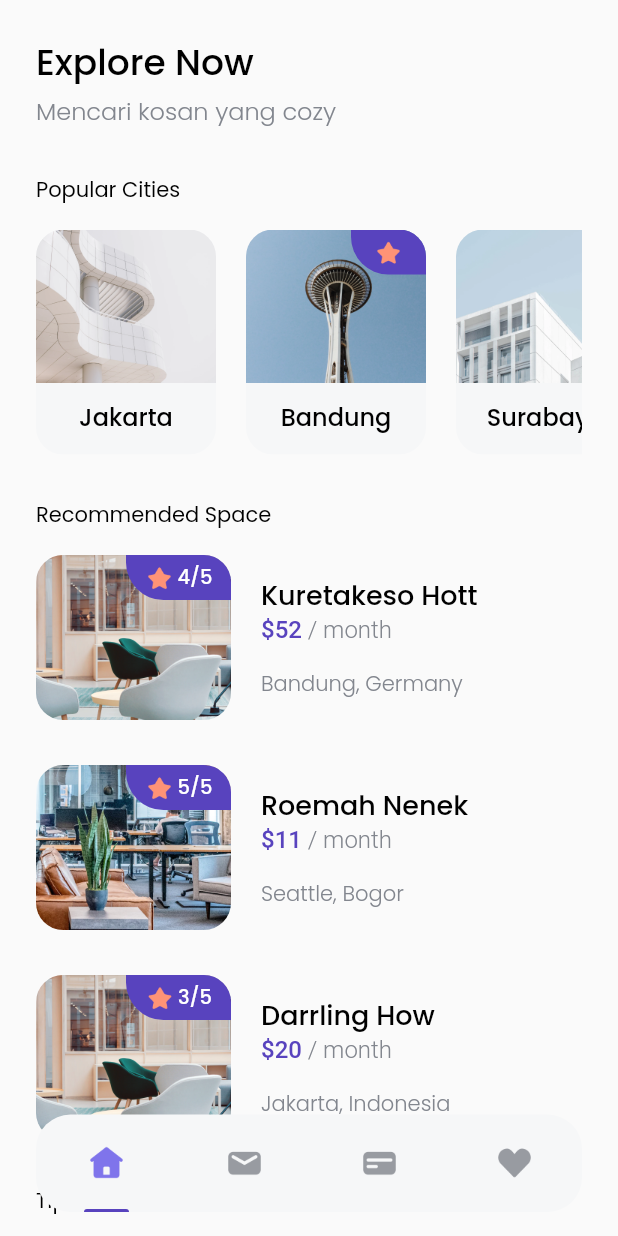
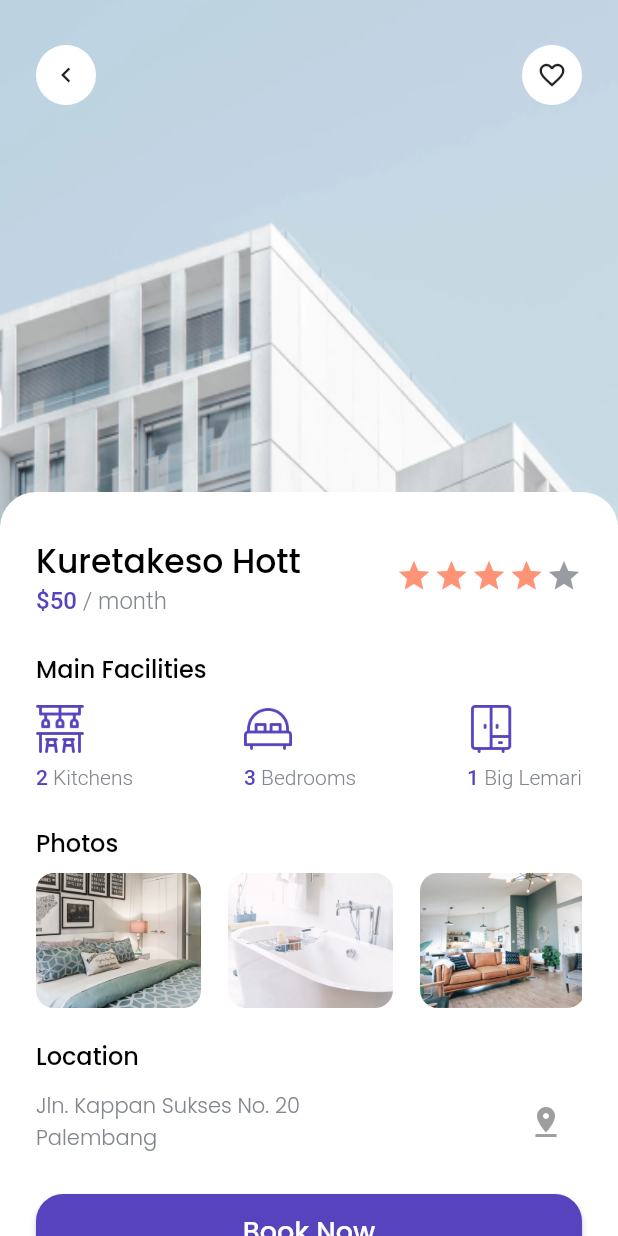
Before and after one commit to ilhamabdulm/flutter-bwa-cozy, a Flutter app: the HomePage screen opened directly, after a tap on "4/5", on a phone screen of 412 x 824 dp. Run offline on Flutter 3.47's test engine with Material 2 defaults, Android fonts, the phone set to English and light mode, and no system bars; our stand-ins replace google_fonts.

Commit message:
update: detail page

```diff
--- a/lib/data/dummy.dart
+++ b/lib/data/dummy.dart
@@ -15,19 +15,19 @@ List listOfSpace = [
       name: 'Kuretakeso Hott',
       price: 52,
       location: 'Bandung, Germany',
-      rating: '4/5'),
+      rating: 4),
   Space(
       image: 'assets/images/cozy-space-2.png',
       name: 'Roemah Nenek',
       price: 11,
       location: 'Seattle, Bogor',
-      rating: '5/5'),
+      rating: 5),
   Space(
       image: 'assets/images/cozy-space-1.png',
       name: 'Darrling How',
       price: 20,
       location: 'Jakarta, Indonesia',
-      rating: '3/5')
+      rating: 4)
 ];
 
 List listOfTip = [
--- a/lib/models/space.dart
+++ b/lib/models/space.dart
@@ -4,7 +4,7 @@ class Space {
   String image;
   int price;
   String location;
-  String rating;
+  int rating;
 
   Space(
       {this.id = 0,
@@ -12,5 +12,5 @@ class Space {
       this.image = '',
       this.location = '',
       this.price = 0,
-      this.rating = ''});
+      this.rating = 0});
 }
--- /dev/null
+++ b/lib/pages/detail.dart
@@ -0,0 +1,283 @@
+import 'dart:developer';
+
+import 'package:cozy_app/themes/colors.dart';
+import 'package:cozy_app/themes/typhography.dart';
+import 'package:cozy_app/widgets/facility_item.dart';
+import 'package:flutter/material.dart';
+import 'package:url_launcher/url_launcher.dart';
+
+class DetailPage extends StatelessWidget {
+  final List listofImage = [
+    'assets/images/cozy-detail-photo-1.png',
+    'assets/images/cozy-detail-photo-2.png',
+    'assets/images/cozy-detail-photo-3.png',
+    'assets/images/cozy-detail-photo-1.png',
+    'assets/images/cozy-detail-photo-3.png',
+    'assets/images/cozy-detail-photo-2.png',
+  ];
+
+  Future<void> _makePhoneCall(String phoneNumber) async {
+    final Uri launchUri = Uri(
+      scheme: 'tel',
+      path: phoneNumber,
+    );
+    await launchUrl(launchUri);
+  }
+
+  @override
+  Widget build(BuildContext context) {
+    return Scaffold(
+      backgroundColor: primaryWhite,
+      body: SafeArea(
+          bottom: false,
+          child: Stack(
+            children: [
+              Image.asset(
+                'assets/images/cozy-detail-space.png',
+                width: MediaQuery.of(context).size.width,
+                height: 350,
+                fit: BoxFit.cover,
+              ),
+              Padding(
+                padding:
+                    const EdgeInsets.symmetric(horizontal: 24, vertical: 30),
+                child: Row(
+                  mainAxisAlignment: MainAxisAlignment.spaceBetween,
+                  children: [
+                    Material(
+                      color: Colors.transparent,
+                      child: InkWell(
+                        onTap: () {
+                          log('message');
+                          Navigator.pop(context);
+                        },
+                        child: Container(
+                          width: 40,
+                          height: 40,
+                          decoration: BoxDecoration(
+                              color: primaryWhite, shape: BoxShape.circle),
+                          child: const Icon(
+                            Icons.chevron_left_outlined,
+                            size: 20,
+                          ),
+                        ),
+                      ),
+                    ),
+                    InkWell(
+                      onTap: (() {
+                        log('message');
+                      }),
+                      child: Container(
+                        width: 40,
+                        height: 40,
+                        decoration: BoxDecoration(
+                            color: primaryWhite, shape: BoxShape.circle),
+                        child: const Icon(
+                          Icons.favorite_border_outlined,
+                          size: 20,
+                        ),
+                      ),
+                    )
+                  ],
+                ),
+              ),
+              Container(
+                  margin: EdgeInsets.only(top: 328),
+                  width: MediaQuery.of(context).size.width,
+                  decoration: BoxDecoration(
+                      color: primaryWhite,
+                      borderRadius:
+                          BorderRadius.vertical(top: Radius.circular(24))),
+                  child: ListView(
+                    children: [
+                      Padding(
+                        padding: const EdgeInsets.symmetric(
+                            horizontal: 24, vertical: 30),
+                        child: Column(children: [
+                          Row(
+                            mainAxisAlignment: MainAxisAlignment.spaceBetween,
+                            children: [
+                              Column(
+                                crossAxisAlignment: CrossAxisAlignment.start,
+                                children: [
+                                  Text(
+                                    'Kuretakeso Hott',
+                                    style:
+                                        blackTextStyle.copyWith(fontSize: 22),
+                                  ),
+                                  Text.rich(TextSpan(
+                                      text: '\$50',
+                                      style: purpleTextStyle.copyWith(
+                                          fontSize: 16),
+                                      children: [
+                                        TextSpan(
+                                          text: ' / month',
+                                          style: greyTextStyle.copyWith(
+                                              fontSize: 16),
+                                        )
+                                      ])),
+                                ],
+                              ),
+                              Row(
+                                children: List.generate(
+                                    5,
+                                    (index) => Row(
+                                          children: [
+                                            Icon(
+                                              Icons.star,
+                                              color: index < 4
+                                                  ? Color(0xffFF9376)
+                                                  : Color(0xff989BA1),
+                                            ),
+                                            index < 4
+                                                ? const SizedBox(
+                                                    width: 1,
+                                                  )
+                                                : Container()
+                                          ],
+                                        )),
+                              )
+                            ],
+                          ),
+                          const SizedBox(
+                            height: 24,
+                          ),
+                          Column(
+                            crossAxisAlignment: CrossAxisAlignment.start,
+                            children: [
+                              Text(
+                                'Main Facilities',
+                                style: blackTextStyle.copyWith(fontSize: 16),
+                              ),
+                              const SizedBox(
+                                height: 12,
+                              ),
+                              Row(
+                                mainAxisAlignment:
+                                    MainAxisAlignment.spaceBetween,
+                                children: [
+                                  FacilityItem(
+                                      count: 2,
+                                      label: 'Kitchens',
+                                      image: 'assets/icons/icon-kitchen.png'),
+                                  FacilityItem(
+                                      count: 3,
+                                      label: 'Bedrooms',
+                                      image: 'assets/icons/icon-bedroom.png'),
+                                  FacilityItem(
+                                      count: 1,
+                                      label: 'Big Lemari',
+                                      image: 'assets/icons/icon-cupboard.png')
+                                ],
+                              )
+                            ],
+                          ),
+                          const SizedBox(
+                            height: 24,
+                          ),
+                          Column(
+                            crossAxisAlignment: CrossAxisAlignment.start,
+                            children: [
+                              Text(
+                                'Photos',
+                                style: blackTextStyle.copyWith(fontSize: 16),
+                              ),
+                              const SizedBox(
+                                height: 8,
+                              ),
+                              Container(
+                                height: 90,
+                                child: ListView.separated(
+                                  separatorBuilder: (context, index) =>
+                                      const SizedBox(
+                                    width: 18,
+                                  ),
+                                  itemCount: listofImage.length,
+                                  itemBuilder: (context, index) {
+                                    return ClipRRect(
+                                      borderRadius:
+                                          BorderRadius.all(Radius.circular(12)),
+                                      child: Image.asset(
+                                        listofImage[index],
+                                        width: 110,
+                                        height: 88,
+                                        fit: BoxFit.cover,
+                                      ),
+                                    );
+                                  },
+                                  scrollDirection: Axis.horizontal,
+                                ),
+                              )
+                            ],
+                          ),
+                          const SizedBox(
+                            height: 20,
+                          ),
+                          Column(
+                            crossAxisAlignment: CrossAxisAlignment.start,
+                            children: [
+                              Text(
+                                'Location',
+                                style: blackTextStyle.copyWith(fontSize: 16),
+                              ),
+                              const SizedBox(
+                                height: 8,
+                              ),
+                              Row(
+                                mainAxisAlignment:
+                                    MainAxisAlignment.spaceBetween,
+                                children: [
+                                  Column(
+                                    crossAxisAlignment:
+                                        CrossAxisAlignment.start,
+                                    children: [
+                                      Text('Jln. Kappan Sukses No. 20',
+                                          style: greyTextStyle.copyWith(
+                                              fontSize: 14)),
+                                      Text('Palembang',
+                                          style: greyTextStyle.copyWith(
+                                              fontSize: 14))
+                                    ],
+                                  ),
+                                  IconButton(
+                                      onPressed: () {},
+                                      icon: Icon(
+                                        Icons.pin_drop,
+                                        color: Colors.grey,
+                                        size: 24,
+                                      ))
+                                ],
+                              ),
+                              const SizedBox(
+                                height: 24,
+                              ),
+                              Container(
+                                height: 50,
+                                width: MediaQuery.of(context).size.width -
+                                    (2 * 24),
+                                child: ElevatedButton(
+                                    style: ElevatedButton.styleFrom(
+                                        primary: primaryPurple,
+                                        shape: RoundedRectangleBorder(
+                                            borderRadius:
+                                                BorderRadius.circular(18))),
+                                    onPressed: () {
+                                      _makePhoneCall('6281385784854');
+                                    },
+                                    child: Text(
+                                      'Book Now',
+                                      style:
+                                          whiteTextStyle.copyWith(fontSize: 18),
+                                    )),
+                              ),
+                            ],
+                          ),
+                        ]),
+                      ),
+                    ],
+                  )),
+            ],
+          )),
+    );
+  }
+}
--- /dev/null
+++ b/lib/widgets/facility_item.dart
@@ -0,0 +1,39 @@
+import 'package:cozy_app/themes/typhography.dart';
+import 'package:flutter/material.dart';
+
+class FacilityItem extends StatelessWidget {
+  const FacilityItem(
+      {super.key,
+      required this.count,
+      required this.label,
+      required this.image});
+
+  final int count;
+  final String label;
+  final String image;
+
+  @override
+  Widget build(BuildContext context) {
+    return Column(
+      crossAxisAlignment: CrossAxisAlignment.start,
+      children: [
+        Image.asset(
+          image,
+          width: 32,
+        ),
+        const SizedBox(
+          height: 8,
+        ),
+        Text.rich(TextSpan(
+            text: '$count',
+            style: purpleTextStyle.copyWith(fontSize: 14),
+            children: [
+              TextSpan(
+                text: ' $label',
+                style: greyTextStyle.copyWith(fontSize: 14),
+              )
+            ]))
+      ],
+    );
+  }
+}
--- a/lib/widgets/space_card.dart
+++ b/lib/widgets/space_card.dart
@@ -1,4 +1,5 @@
 import 'package:cozy_app/models/space.dart';
+import 'package:cozy_app/pages/detail.dart';
 import 'package:cozy_app/themes/typhography.dart';
 import 'package:cozy_app/widgets/star_badge.dart';
 import 'package:flutter/material.dart';
@@ -11,7 +12,10 @@ class SpaceCard extends StatelessWidget {
   @override
   Widget build(BuildContext context) {
     return InkWell(
-      onTap: (() {}),
+      onTap: (() {
+        Navigator.push(
+            context, MaterialPageRoute(builder: (context) => DetailPage()));
+      }),
       child: Row(
         children: [
           ClipRRect(
--- a/lib/widgets/star_badge.dart
+++ b/lib/widgets/star_badge.dart
@@ -4,9 +4,9 @@ import 'package:flutter/material.dart';
 import 'package:cozy_app/themes/colors.dart';
 
 class StarBadge extends StatelessWidget {
-  const StarBadge({super.key, this.rating = ''});
+  const StarBadge({super.key, this.rating = 0});
 
-  final String rating;
+  final int rating;
 
   @override
   Widget build(BuildContext context) {
@@ -29,11 +29,11 @@ class StarBadge extends StatelessWidget {
                   width: 20,
                 ),
                 SizedBox(
-                  width: this.rating != '' ? 2 : 0,
+                  width: this.rating != 0 ? 2 : 0,
                 ),
-                this.rating != ''
+                this.rating != 0
                     ? Text(
-                        this.rating,
+                        '$rating/5',
                         style: whiteTextStyle.copyWith(fontSize: 13),
                       )
                     : Container()
--- a/pubspec.yaml
+++ b/pubspec.yaml
@@ -36,6 +36,7 @@ dependencies:
   # Use with the CupertinoIcons class for iOS style icons.
   cupertino_icons: ^1.0.2
   google_fonts: ^3.0.1
+  url_launcher: ^6.1.5
 
 dev_dependencies:
   flutter_test:
```
Also changed, not shown: assets/icons/icon-bedroom.png (added), assets/icons/icon-cupboard.png (added), assets/icons/icon-kitchen.png (added), assets/images/cozy-detail-photo-1.png (added), assets/images/cozy-detail-photo-2.png (added), assets/images/cozy-detail-photo-3.png (added), assets/images/cozy-detail-space.png (added), pubspec.lock.
